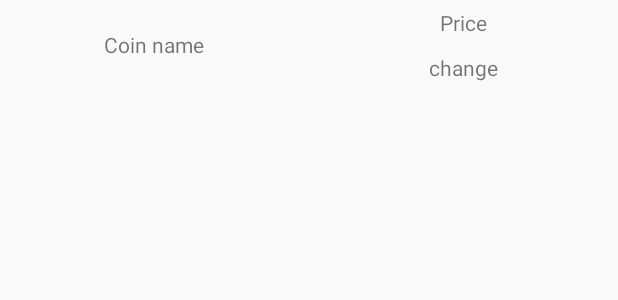
After one commit to MadsMosu/App, an Android app: the layout coin_view_layout.xml on its own in the app's theme, with its tools: preview values and no code run, on a phone screen of 412 x 824 dp. The commit adds this screen. Shown: the top 300 px of the screen. Run offline under Robolectric (Android 15) with nearby library versions, the phone set to English and light mode, and no system bars; network calls fail.

Commit message:
no message

```diff
--- a/app/src/main/java/crypto/cryptoapp/MainActivity.java
+++ b/app/src/main/java/crypto/cryptoapp/MainActivity.java
@@ -30,12 +30,12 @@ public class MainActivity extends AppCompatActivity {
         dbHandler = new DBHandler(this);
         Toolbar toolbar = (Toolbar) findViewById(R.id.toolbar);
         setSupportActionBar(toolbar);
-        listView = (ListView) findViewById(R.id.users_asset_list);
+        //listView = (ListView) findViewById(R.id.users_asset_list);
 
 
         assets = dbHandler.getUserAssets();
         adapter = new ArrayAdapter<Asset>(this, android.R.layout.simple_list_item_1, assets);
-        listView.setAdapter(adapter);
+        //listView.setAdapter(adapter);
 
 
         fab = findViewById(R.id.fab);
--- /dev/null
+++ b/app/src/main/res/layout/coin_view_layout.xml
@@ -0,0 +1,40 @@
+<?xml version="1.0" encoding="utf-8"?>
+<LinearLayout xmlns:android="http://schemas.android.com/apk/res/android"
+    android:orientation="horizontal"
+    android:layout_width="match_parent"
+    android:layout_height="match_parent"
+    android:weightSum="100">
+
+    <TextView
+        android:gravity="center"
+        android:textAlignment="center"
+        android:text="Coin name"
+        android:id="@+id/name"
+        android:layout_weight="50"
+        android:layout_width="match_parent"
+        android:layout_height="60dp" />
+
+    <LinearLayout
+        android:orientation="vertical"
+        android:layout_weight="50"
+        android:layout_width="match_parent"
+        android:layout_height="match_parent">
+
+        <TextView
+            android:gravity="center"
+            android:text="Price"
+            android:id="@+id/price"
+            android:layout_width="match_parent"
+            android:layout_height="30dp" />
+
+        <TextView
+            android:gravity="center"
+            android:text="change"
+            android:id="@+id/change"
+            android:layout_below="@+id/price"
+            android:layout_width="match_parent"
+            android:layout_height="30dp" />
+
+    </LinearLayout>
+
+</LinearLayout>
```
Also changed, not shown: app/src/main/java/crypto/cryptoapp/CoinAdapter.java (added, +48 -0 lines).
